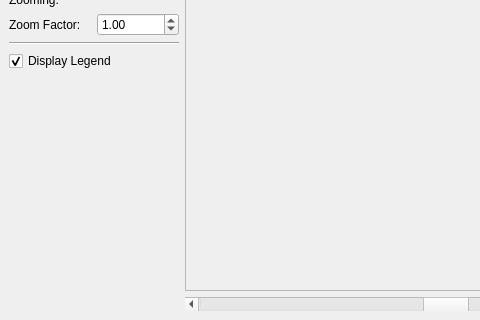
First picture: the form in examples/DrawIntoPainter/mainwindow.ui, repository KDAB/KDChart, before the edit; both pictures show x 0 to 480 and y 382 to 702 of the 735 by 702 pixel window.
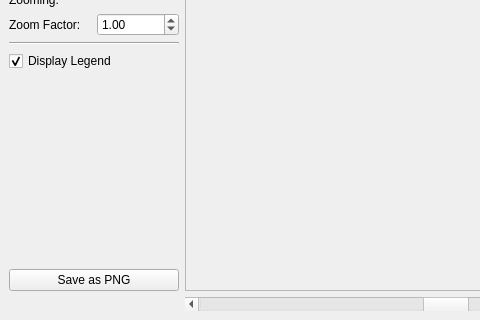
Second picture: the form after the edit. Icons and pictures are not drawn.

Commit message: Added push button to save as PNG. Add #define to toggle between a Chart widget and the 'frame widget' which uses Chart::paint for painting itself.

```diff
--- a/examples/DrawIntoPainter/mainwindow.ui
+++ b/examples/DrawIntoPainter/mainwindow.ui
@@ -456,6 +456,13 @@
        </property>
       </spacer>
      </item>
+     <item>
+      <widget class="QPushButton" name="savePB" >
+       <property name="text" >
+        <string>Save as PNG</string>
+       </property>
+      </widget>
+     </item>
     </layout>
    </item>
   </layout>
```
Left out of the diff: 16 changed lines with no effect on the pictures. The commit also changes 3 other files.
